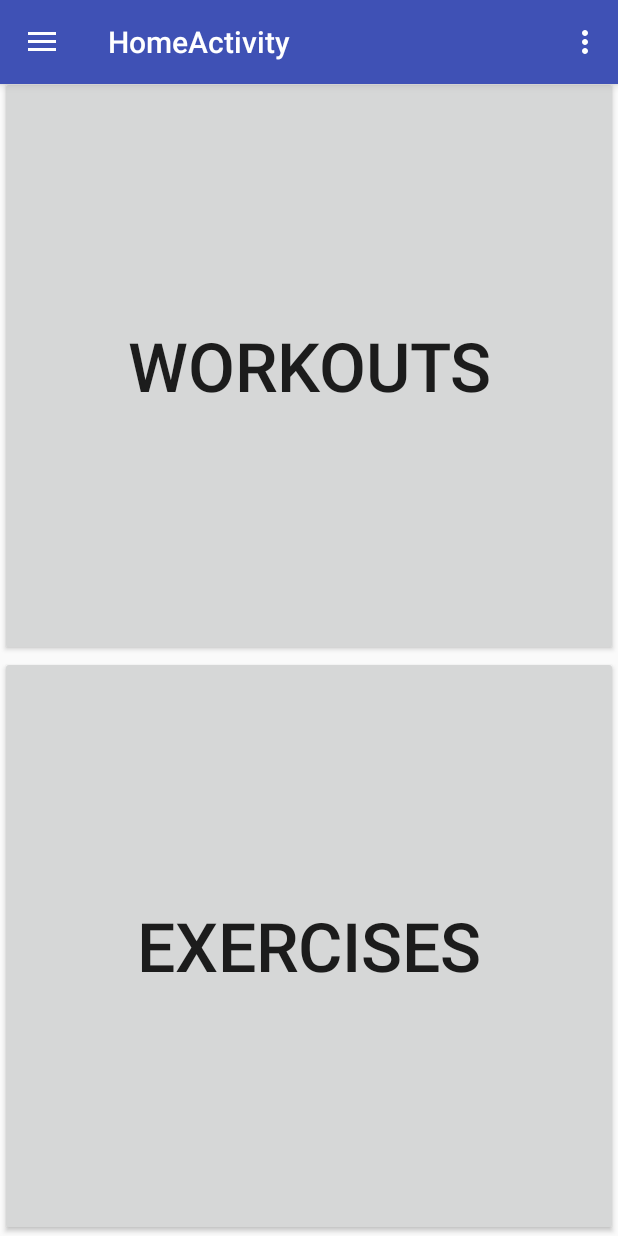
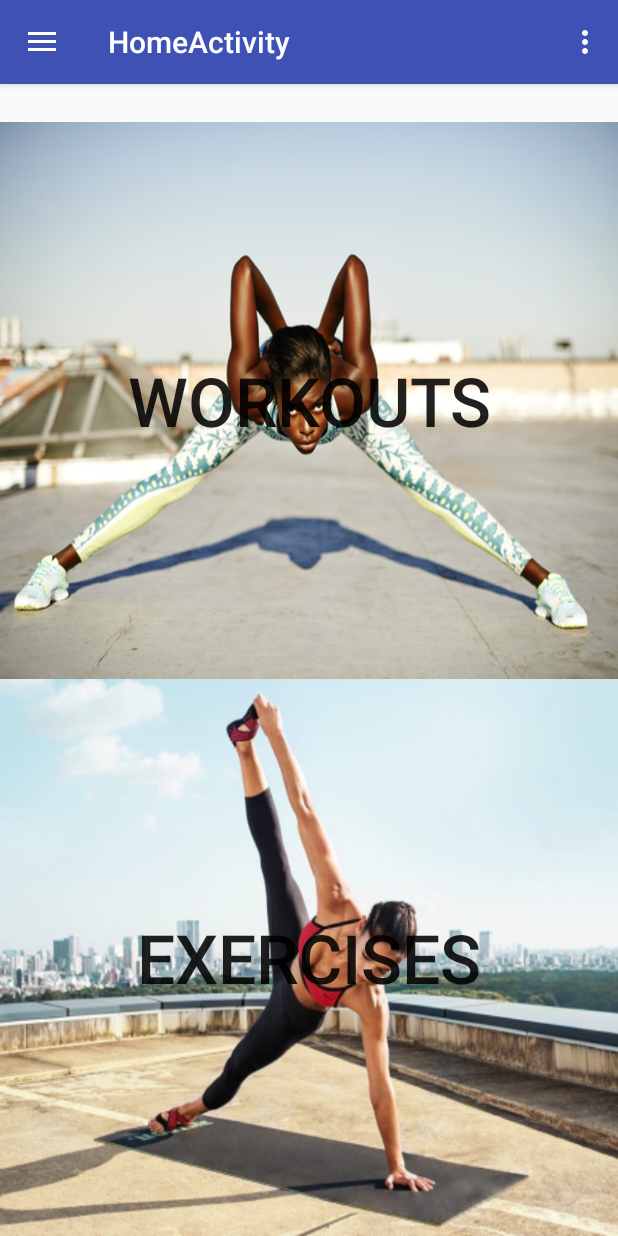
Before and after one commit to DilyanaKirilova/Freeletics-Bodyweight, an Android app: the CategoryFragment screen opened directly, with no data from a screen before it, on a phone screen of 412 x 824 dp. Run offline under Robolectric (Android 15) with nearby library versions, the phone set to English and light mode, and no system bars.

Commit message:
Background changes

```diff
--- a/app/src/main/java/com/freeletics/dilyana/freeletics/HomeActivity.java
+++ b/app/src/main/java/com/freeletics/dilyana/freeletics/HomeActivity.java
@@ -51,7 +51,8 @@ public class HomeActivity extends AppCompatActivity
 
         fragmentManager = getSupportFragmentManager();
         fragmentTransaction = fragmentManager.beginTransaction();
-        fragmentTransaction.replace(R.id.fragment_container, new CategoryFragment()).commit();
+        fragmentTransaction.add(R.id.fragment_container, new CategoryFragment(), "Category Fragment").commit();
+        //fragmentTransaction.replace(R.id.fragment_container, new CategoryFragment()).commit();
 
     }
 
@@ -94,7 +95,7 @@ public class HomeActivity extends AppCompatActivity
         int id = item.getItemId();
 
         if (id == R.id.nav_training) {
-            fragmentTransaction.replace(R.id.fragment_container, new CategoryFragment()).commit();
+           // fragmentTransaction.replace(R.id.fragment_container, ).commit();
 
         } else if (id == R.id.nav_feed) {
 
--- a/app/src/main/res/drawable/side_nav_bar.xml
+++ b/app/src/main/res/drawable/side_nav_bar.xml
@@ -2,8 +2,8 @@
     android:shape="rectangle">
     <gradient
         android:angle="135"
-        android:centerColor="#4CAF50"
-        android:endColor="#2E7D32"
-        android:startColor="#81C784"
+        android:centerColor="#000000"
+        android:endColor="#000000"
+        android:startColor="#000000"
         android:type="linear" />
 </shape>
--- a/app/src/main/res/layout/app_bar_home.xml
+++ b/app/src/main/res/layout/app_bar_home.xml
@@ -1,9 +1,12 @@
 <?xml version="1.0" encoding="utf-8"?>
-<android.support.design.widget.CoordinatorLayout xmlns:android="http://schemas.android.com/apk/res/android"
+<LinearLayout xmlns:android="http://schemas.android.com/apk/res/android"
     xmlns:app="http://schemas.android.com/apk/res-auto"
     xmlns:tools="http://schemas.android.com/tools"
     android:layout_width="match_parent"
     android:layout_height="match_parent"
+    android:orientation="vertical"
+    android:gravity="center_horizontal"
+    android:id="@+id/fragment_container"
     tools:context="com.freeletics.dilyana.freeletics.HomeActivity">
 
     <android.support.design.widget.AppBarLayout
@@ -21,6 +24,6 @@
     </android.support.design.widget.AppBarLayout>
 
 
-        <include layout="@layout/fragment_category" />
 
-</android.support.design.widget.CoordinatorLayout>
+
+</LinearLayout>
--- a/app/src/main/res/layout/fragment_category.xml
+++ b/app/src/main/res/layout/fragment_category.xml
@@ -5,7 +5,6 @@
     android:orientation="vertical"
     android:paddingTop="25dp"
     android:gravity="center_horizontal"
-    android:id="@+id/fragment_container"
     tools:context="com.freeletics.dilyana.freeletics.fragments.CategoryFragment">
 
     <Button
@@ -14,6 +13,7 @@
         android:layout_height="0dp"
         android:layout_weight="1"
         android:text="Workouts"
+        android:background="@drawable/women_workout"
         android:textSize="45sp"/>
 
     <Button
@@ -22,5 +22,6 @@
         android:layout_height="0dp"
         android:layout_weight="1"
         android:text="Exercises"
+        android:background="@drawable/women_exercise"
         android:textSize="45sp"/>
 </LinearLayout>
```
Also changed, not shown: app/src/main/java/com/freeletics/dilyana/freeletics/fragments/CategoryFragment.java (+7 -1 lines), app/src/main/res/drawable/women_exercise.jpg (added), app/src/main/res/drawable/women_workout.jpg (added).
